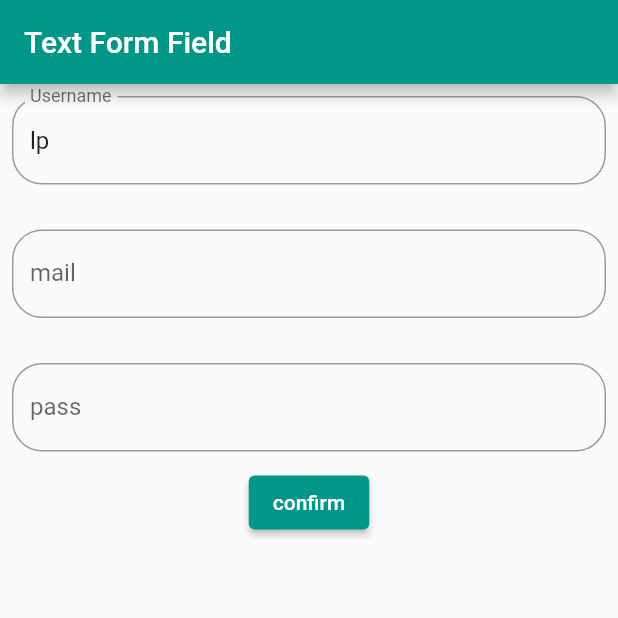
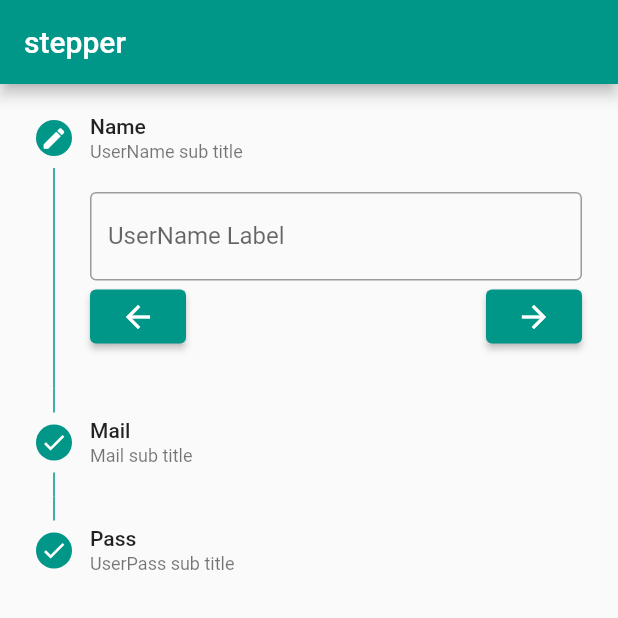
Before and after one commit to lpyil/MobileDevelopmentExercises, a Flutter app: the screen it shows after launch, on a phone screen of 412 x 824 dp, the top half of it. Run offline on Flutter 3.47's test engine with Material 2 defaults, Android fonts, the phone set to English and light mode, and no system bars; our stand-ins replace date_format, email_validator, flutter_easyloading, palette_generator.

Commit message:
app12 added

```diff
--- a/Flutter/app12/lib/main.dart
+++ b/Flutter/app12/lib/main.dart
@@ -1,5 +1,10 @@
-import 'package:app12/text_form_field_usage.dart';
+import 'package:app12/stepper.dart';
 import 'package:flutter/material.dart';
+// import 'package:app12/date_clock.dart';
+
+//import 'package:app12/other_form_elements.dart';
+// import 'package:app12/global_key.dart';
+// import 'package:app12/text_form_field_usage.dart';
 
 void main() {
   runApp(const MyApp());
@@ -15,9 +20,9 @@ class MyApp extends StatelessWidget {
       theme: ThemeData(
         primarySwatch: Colors.teal,
       ),
-      //TextFieldExamples()
-      home: const TextFormFieldUse(
-      ),
+
+      //TextFieldExamples()   TextFormFieldUse  GlobalKeyUse OtherFormElements DateAndClock
+      home: const StepperEx(),
     );
   }
 }
--- /dev/null
+++ b/Flutter/app12/lib/stepper.dart
@@ -0,0 +1,195 @@
+import 'package:flutter/material.dart';
+
+class StepperEx extends StatefulWidget {
+  const StepperEx({Key? key}) : super(key: key);
+
+  @override
+  State<StepperEx> createState() => _StepperExState();
+}
+
+class _StepperExState extends State<StepperEx> {
+  int _activeStep = 0;
+  late String? name = "";
+  late String? mail = "";
+  late String? pass = "";
+
+  late List<Step> tumStepler;
+  bool error = false;
+
+  var key0 = GlobalKey<FormFieldState>();
+  var key1 = GlobalKey<FormFieldState>();
+  var key2 = GlobalKey<FormFieldState>();
+
+  @override
+  void initState() {
+    super.initState();
+  }
+
+  @override
+  Widget build(BuildContext context) {
+    tumStepler = _allSteps();
+
+    return Scaffold(
+      appBar: AppBar(
+        title: const Text("stepper"),
+      ),
+      body: SingleChildScrollView(
+        child: Stepper(
+          controlsBuilder: (context, details) {
+            return Row(
+              children: <Widget>[
+                ElevatedButton(onPressed: () {}, child: Icon(Icons.arrow_back)),
+                Spacer(),
+                ElevatedButton(
+                    onPressed: () {}, child: Icon(Icons.arrow_forward)),
+              ],
+            );
+          },
+          margin: const EdgeInsets.all(20),
+          steps: tumStepler,
+          currentStep: _activeStep,
+          /*
+          onStepTapped: (chosenStep) {
+            setState(() {
+              _activeStep = chosenStep;
+            });
+          },
+          */
+          onStepContinue: () {
+            setState(() {
+              _continueCheck();
+            });
+          },
+          onStepCancel: () {
+            setState(() {
+              if (_activeStep > 0) {
+                _activeStep--;
+              } else {
+                _activeStep = 0;
+              }
+            });
+          },
+        ),
+      ),
+    );
+  }
+
+  List<Step> _allSteps() {
+    List<Step> stepler = [
+      Step(
+          title: const Text("Name"),
+          subtitle: const Text("UserName sub title"),
+          state: _stepConfig(0),
+          isActive: true,
+          content: TextFormField(
+            key: key0,
+            decoration: const InputDecoration(
+                labelText: "UserName Label",
+                hintText: "UserName hint ",
+                border: OutlineInputBorder(borderSide: BorderSide(width: 12))),
+            validator: (input) {
+              if (input!.length < 3) {
+                return "min 3";
+              }
+              return null;
+            },
+            onSaved: (input) {
+              name = input!;
+            },
+          )),
+      Step(
+          title: const Text("Mail"),
+          subtitle: const Text("Mail sub title"),
+          state: _stepConfig(1),
+          isActive: true,
+          content: TextFormField(
+            key: key1,
+            decoration: const InputDecoration(
+                labelText: "UserMail Label",
+                hintText: "UserMail hint ",
+                border: OutlineInputBorder(borderSide: BorderSide(width: 12))),
+            validator: (input) {
+              if (input!.length < 3 || !input.contains("@")) {
+                return "min 3";
+              }
+              return null;
+            },
+            onSaved: (input) {
+              mail = input!;
+            },
+          )),
+      Step(
+          title: const Text("Pass"),
+          subtitle: const Text("UserPass sub title"),
+          state: _stepConfig(2),
+          isActive: true,
+          content: TextFormField(
+            key: key2,
+            decoration: const InputDecoration(
+                labelText: "UserPass Label",
+                hintText: "UserPass hint ",
+                border: OutlineInputBorder(borderSide: BorderSide(width: 12))),
+            validator: (input) {
+              if (input!.length < 3) {
+                return "min 3";
+              }
+              return null;
+            },
+            onSaved: (input) {
+              pass = input!;
+            },
+          ))
+    ];
+    return stepler;
+  }
+
+  StepState _stepConfig(int index) {
+    if (_activeStep == index) {
+      if (error) {
+        return StepState.error;
+      } else {
+        return StepState.editing;
+      }
+    } else {
+      return StepState.complete;
+    }
+  }
+
+  void _continueCheck() {
+    switch (_activeStep) {
+      case 0:
+        // if it is true go to validator
+        if (key0.currentState!.validate()) {
+          key0.currentState!.save();
+          error = false;
+          _activeStep++;
+        } else {
+          error = true;
+        }
+        break;
+      case 1:
+        if (key1.currentState!.validate()) {
+          key1.currentState!.save();
+          error = false;
+          _activeStep++;
+        } else {
+          error = true;
+        }
+        break;
+      case 2:
+        if (key2.currentState!.validate()) {
+          key2.currentState!.save();
+          error = false;
+          _formFinished();
+        } else {
+          error = true;
+        }
+        break;
+      default:
+    }
+  }
+
+  void _formFinished() {
+    debugPrint("Name : $name, Mail : $mail, Pass : $pass");
+  }
+}
--- a/Flutter/app12/pubspec.yaml
+++ b/Flutter/app12/pubspec.yaml
@@ -36,7 +36,7 @@ dependencies:
   # The following adds the Cupertino Icons font to your application.
   # Use with the CupertinoIcons class for iOS style icons.
   cupertino_icons: ^1.0.2
-
+  date_format: ^2.0.7
 dev_dependencies:
   flutter_test:
     sdk: flutter
```
Also changed, not shown: Flutter/app12/lib/date_clock.dart (added, +66 -0 lines), Flutter/app12/lib/global_key.dart (added, +56 -0 lines), Flutter/app12/lib/other_form_elements.dart (added, +179 -0 lines), Flutter/app12/lib/text_form_field_usage.dart (+3 -4 lines), 1 other file.
